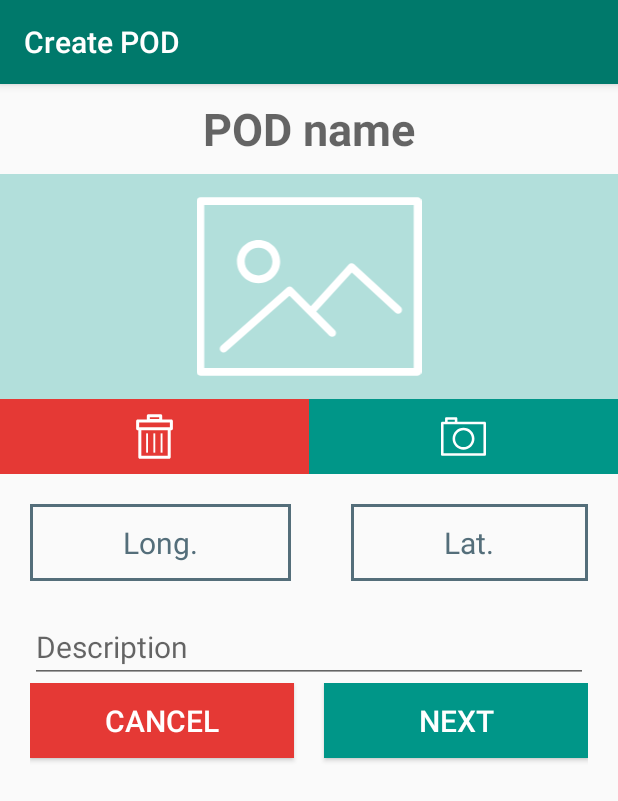
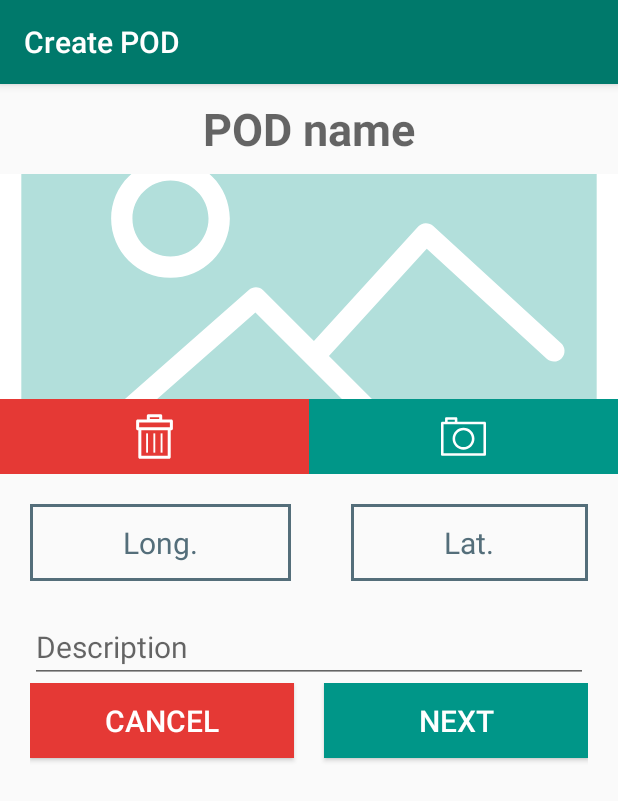
Before and after one commit to FinalCondom/SanTour, an Android app: the fragment CreatePodFragment placed in its activity, after a tap on "CANCEL", on a phone screen of 412 x 824 dp. Shown: the top 801 px of the screen. Run offline under Robolectric (Android 15) with nearby library versions, the phone set to English and light mode, and no system bars; our stand-ins replace Firebase (no records; nobody signed in at launch, a user with empty details on screens opened directly).

Commit message:
appareil photo sur add POI et POD

```diff
--- a/app/src/main/AndroidManifest.xml
+++ b/app/src/main/AndroidManifest.xml
@@ -8,7 +8,8 @@
     <uses-permission android:name="android.permission.GET_ACCOUNTS" />
     <uses-permission android:name="android.permission.READ_PROFILE" />
     <uses-permission android:name="android.permission.READ_CONTACTS" />
-    <uses-permission android:name="android.permission.CAMERA"/>
+
+
     <uses-feature android:name="android.hardware.camera" />
     <uses-feature android:name="android.hardware.camera.autofocus" />
 
--- a/app/src/main/java/ch/hes/santour/CreatePodFragment.java
+++ b/app/src/main/java/ch/hes/santour/CreatePodFragment.java
@@ -1,15 +1,21 @@
 package ch.hes.santour;
 
+import android.app.Activity;
 import android.content.Context;
+import android.content.Intent;
+import android.graphics.Bitmap;
 import android.os.Bundle;
 import android.app.Fragment;
 import android.app.FragmentManager;
 import android.app.FragmentTransaction;
+import android.provider.MediaStore;
 import android.view.LayoutInflater;
 import android.view.View;
 import android.view.ViewGroup;
 import android.widget.Button;
 import android.widget.EditText;
+import android.widget.ImageButton;
+import android.widget.ImageView;
 
 import BLL.PODManager;
 
@@ -22,6 +28,8 @@ public class CreatePodFragment extends Fragment {
     private EditText podDescription;
     private EditText podName;
     private PODManager podManager;
+    private final int CAMERA_REQUEST = 1;
+    private ImageView imageView;
 
     public CreatePodFragment() {
         // Required empty public constructor
@@ -38,7 +46,7 @@ public class CreatePodFragment extends Fragment {
                              Bundle savedInstanceState) {
 
         final View rootView = inflater.inflate(R.layout.fragment_create_pod, container, false);
-
+        imageView = (ImageView) rootView.findViewById(R.id.iv_pod_img);
         //We set up pod informations
         podName = rootView.findViewById(R.id.et_pod_name);
         podDescription = rootView.findViewById(R.id.et_pod_description);
@@ -58,16 +66,18 @@ public class CreatePodFragment extends Fragment {
             }
         });
 
-        /* button Picture
+        // button Picture
         ImageButton ib_pod_take_picture =  rootView.findViewById(R.id.ib_pod_take_picture);
-        bt_pod_cancel.setOnClickListener(new View.OnClickListener() {
+        ib_pod_take_picture.setOnClickListener(new View.OnClickListener() {
 
             public void onClick(View v) {
-                Intent takePictureIntent = new Intent(MediaStore.ACTION_IMAGE_CAPTURE);
-                startActivityForResult(takePictureIntent, 100);
+
+
+                Intent intent = new Intent(MediaStore.ACTION_IMAGE_CAPTURE);
+                startActivityForResult(intent,CAMERA_REQUEST);
             }
         });
-        */
+
 
 
         // button NEXT
@@ -90,4 +100,15 @@ public class CreatePodFragment extends Fragment {
         return rootView;
     }
 
+
+    @Override
+    public void onActivityResult(int requestCode, int resultCode, Intent data) {
+        if (requestCode == CAMERA_REQUEST && resultCode == Activity.RESULT_OK) {
+
+            Bundle extras = data.getExtras();
+            Bitmap photo = (Bitmap) extras.get("data");
+
+            imageView.setImageBitmap(photo);
+        }
+    }
 }
--- a/app/src/main/res/layout/fragment_create_pod.xml
+++ b/app/src/main/res/layout/fragment_create_pod.xml
@@ -26,6 +26,7 @@
         android:layout_alignParentStart="true"
         android:layout_below="@+id/et_pod_name"
         android:background="@color/img"
+        android:scaleType="centerCrop"
         android:gravity="bottom"
         android:src="@drawable/ic_img" />
 
```
Also changed, not shown: app/src/main/java/ch/hes/santour/CreatePoiFragment.java (+2 -8 lines).
